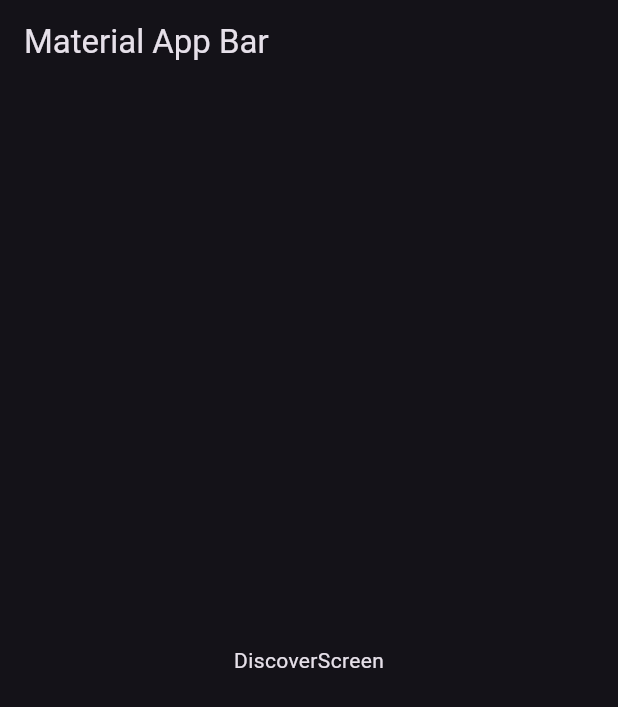
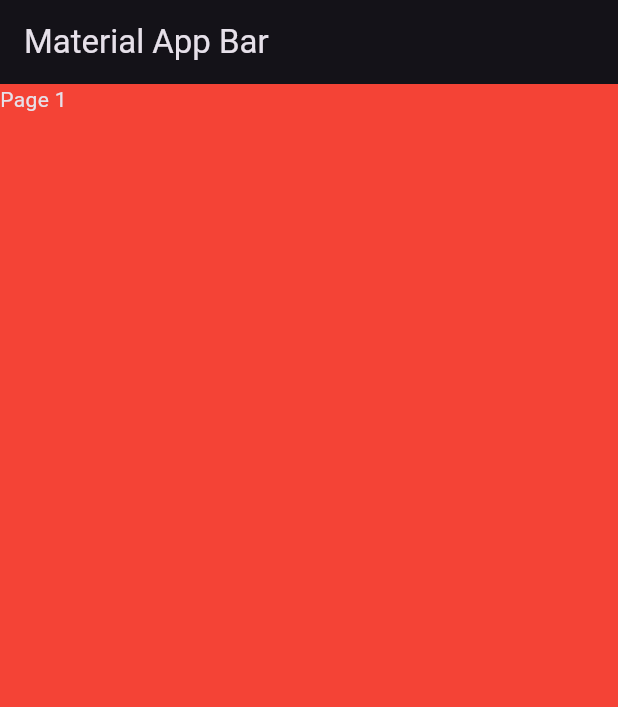
Before and after one commit to JalzDeLezZ/flutter-socialMedia, a Flutter app: the screen it shows after launch, on a phone screen of 412 x 824 dp. Shown: the top 707 px of the screen. Run offline on Flutter 3.47's test engine with Material 2 defaults, Android fonts, the phone set to English and light mode, and no system bars.

Commit message:
[add] :: loadin, pageViews 1.1

```diff
--- a/lib/presentation/screens/discover/discover_screen.dart
+++ b/lib/presentation/screens/discover/discover_screen.dart
@@ -1,14 +1,23 @@
 import 'package:flutter/material.dart';
+import 'package:provider/provider.dart';
+import 'package:toktik/presentation/providers/discover_provider.dart';
+import 'package:toktik/presentation/widgets/shared/video_scrollable_view.dart';
 
 class DiscoverScreen extends StatelessWidget {
   const DiscoverScreen({super.key});
 
   @override
   Widget build(BuildContext context) {
-    return const Scaffold(
-      body: Center(
-        child: Text('DiscoverScreen'),
-      ),
+    // final otroProvider = Provider.of<DiscoverProvider>(context, listen: false); // * similar to context.watch<DiscoverProvider>();
+    final discoverProvider = context.watch<DiscoverProvider>();
+
+    return Scaffold(
+      body: discoverProvider.initialLoading
+          ? const Center(
+              child: CircularProgressIndicator(
+              strokeWidth: 2,
+            ))
+          : VideoScrollableScreen(videos: discoverProvider.videos),
     );
   }
 }
--- /dev/null
+++ b/lib/presentation/widgets/shared/video_scrollable_view.dart
@@ -0,0 +1,27 @@
+import 'package:flutter/material.dart';
+import 'package:toktik/domain/entities/video_post.dart';
+
+class VideoScrollableScreen extends StatelessWidget {
+  final List<VideoPost> videos;
+
+  const VideoScrollableScreen({Key? key, required this.videos})
+      : super(key: key);
+
+  @override
+  Widget build(BuildContext context) {
+    return PageView(
+      scrollDirection: Axis.vertical,
+      physics: const BouncingScrollPhysics(),
+      children: [
+        Container(
+          color: Colors.red,
+          child: Text('Page 1'),
+        ),
+        Container(
+          color: Colors.blue,
+          child: Text('Page 2'),
+        )
+      ],
+    );
+  }
+}
```
